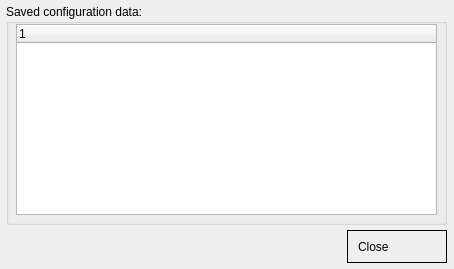
First picture: the form in frmsaveddata.ui, repository Securepoint/openvpn-client, before the edit.
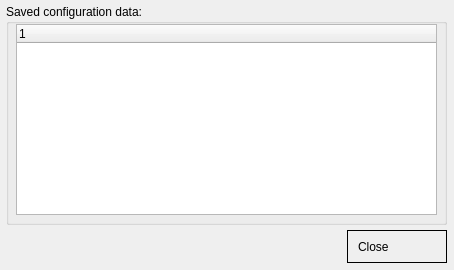
Second picture: the form after the edit. Icons and pictures are not drawn.

Diff of the .ui file:
```diff
--- a/frmsaveddata.ui
+++ b/frmsaveddata.ui
@@ -7,7 +7,7 @@
     <x>0</x>
     <y>0</y>
     <width>454</width>
-    <height>269</height>
+    <height>270</height>
    </rect>
   </property>
   <property name="windowTitle">
```
